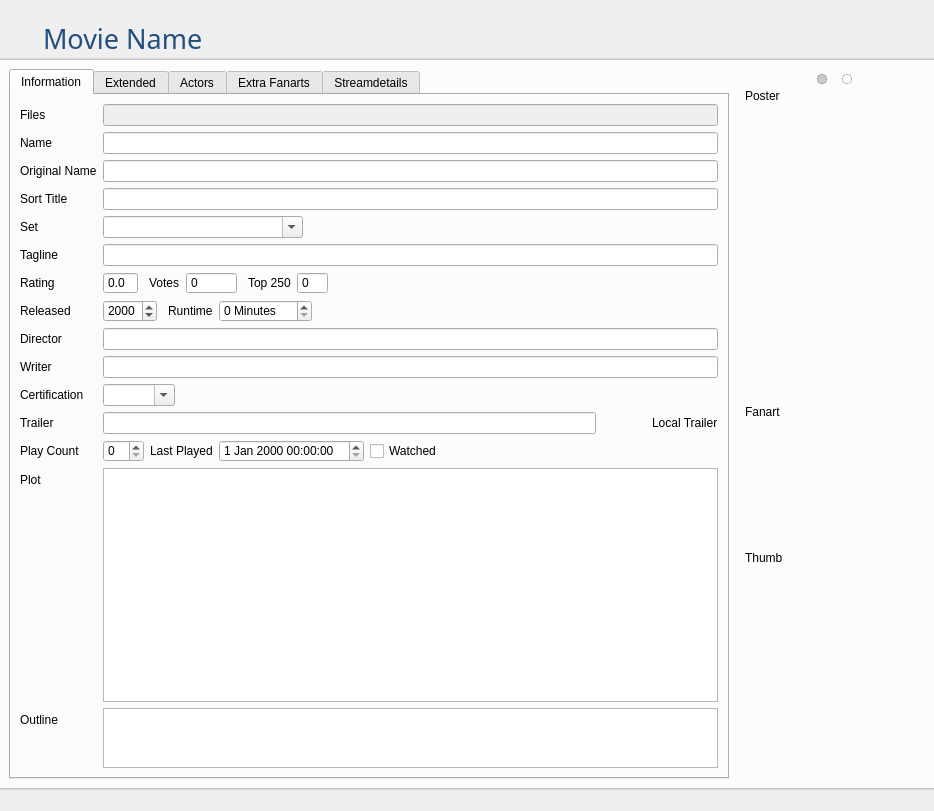
Old version of the form movies/MovieWidget.ui in the repository Komet/MediaElch.
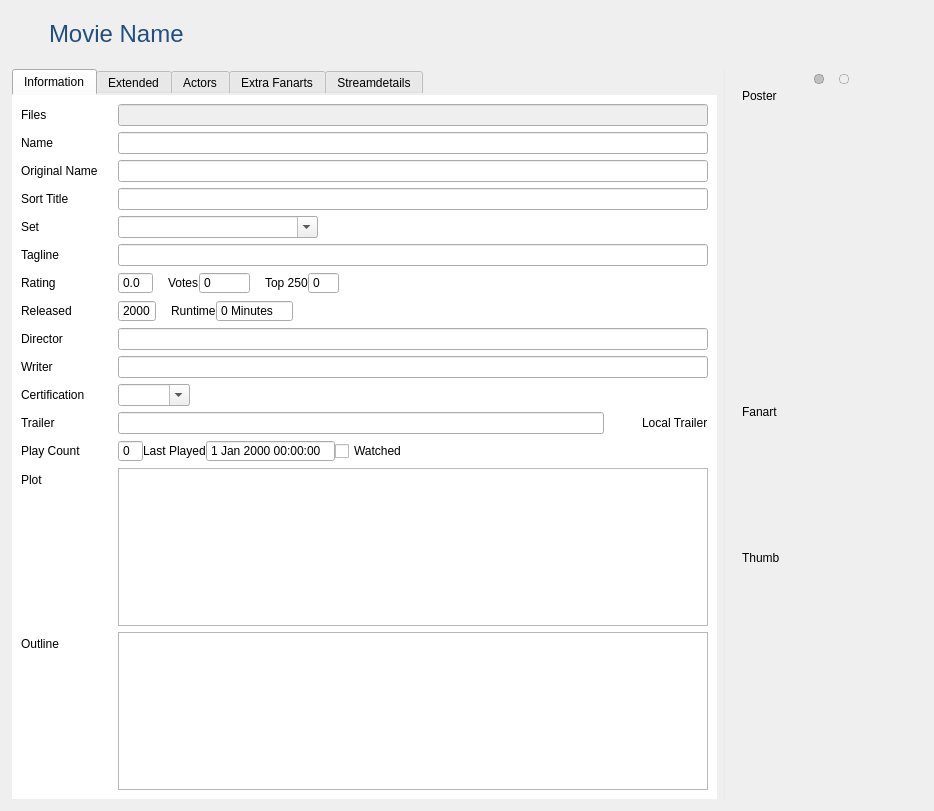
New version of the form. Icons and pictures are not drawn. Custom widgets are drawn as their Qt base class.

Commit message: New base layout (navbar, moviewidget)

Patch:
```diff
--- a/movies/MovieWidget.ui
+++ b/movies/MovieWidget.ui
@@ -13,10 +13,17 @@
   <property name="windowTitle">
    <string>Form</string>
   </property>
-  <layout class="QVBoxLayout" name="verticalLayout" stretch="0,0,1,0">
-   <property name="spacing">
-    <number>0</number>
-   </property>
+  <property name="styleSheet">
+   <string notr="true">#tabWidget {
+	border: 0;
+}
+
+#tab, #tab_2, #tab_3, #tab_4, #tab_5 {
+	background-color: #ffffff;
+}
+</string>
+  </property>
+  <layout class="QVBoxLayout" name="verticalLayout" stretch="0,1">
    <property name="leftMargin">
     <number>0</number>
    </property>
@@ -27,7 +34,7 @@
     <number>0</number>
    </property>
    <property name="bottomMargin">
-    <number>20</number>
+    <number>0</number>
    </property>
    <item>
     <layout class="QHBoxLayout" name="horizontalLayout_10">
@@ -77,8 +84,8 @@
       <widget class="QLabel" name="movieName">
        <property name="font">
         <font>
-         <family>Pathway Gothic One</family>
-         <pointsize>20</pointsize>
+         <family>Helvetica Neue</family>
+         <pointsize>18</pointsize>
         </font>
        </property>
        <property name="styleSheet">
@@ -111,26 +118,6 @@
      </item>
     </layout>
    </item>
-   <item>
-    <widget class="QWidget" name="widget" native="true">
-     <property name="minimumSize">
-      <size>
-       <width>0</width>
-       <height>3</height>
-      </size>
-     </property>
-     <property name="maximumSize">
-      <size>
-       <width>16777215</width>
-       <height>3</height>
-      </size>
-     </property>
-     <property name="styleSheet">
-      <string notr="true">background-color: qlineargradient(spread:pad, x1:1, y1:1, x2:1, y2:0, stop:0 rgba(100, 100, 100, 255), stop:0.2 rgba(100, 100, 100, 50), stop:1 rgba(255, 255, 255, 0));
-</string>
-     </property>
-    </widget>
-   </item>
    <item>
     <layout class="QVBoxLayout" name="verticalLayout_5">
      <property name="topMargin">
@@ -141,14 +128,14 @@
        <property name="styleSheet">
         <string notr="true">QGroupBox {
 	border-radius: 0;
-	background-color: rgba(255, 255, 255, 200);
+	background-color: transparent;
 }
 </string>
        </property>
        <property name="title">
         <string/>
        </property>
-       <layout class="QHBoxLayout" name="horizontalLayout_2" stretch="1,0">
+       <layout class="QHBoxLayout" name="horizontalLayout_2" stretch="1,0,0">
         <item>
          <widget class="QTabWidget" name="tabWidget">
           <property name="currentIndex">
@@ -167,6 +154,9 @@
               <property name="rowWrapPolicy">
                <enum>QFormLayout::DontWrapRows</enum>
               </property>
+              <property name="horizontalSpacing">
+               <number>20</number>
+              </property>
               <item row="0" column="0">
                <widget class="QLabel" name="label">
                 <property name="text">
@@ -313,6 +303,9 @@
                <layout class="QHBoxLayout" name="horizontalLayout_11">
                 <item>
                  <widget class="QSpinBox" name="playcount">
+                  <property name="buttonSymbols">
+                   <enum>QAbstractSpinBox::NoButtons</enum>
+                  </property>
                   <property name="maximum">
                    <number>99</number>
                   </property>
@@ -326,7 +319,11 @@
                  </widget>
                 </item>
                 <item>
-                 <widget class="QDateTimeEdit" name="lastPlayed"/>
+                 <widget class="QDateTimeEdit" name="lastPlayed">
+                  <property name="buttonSymbols">
+                   <enum>QAbstractSpinBox::NoButtons</enum>
+                  </property>
+                 </widget>
                 </item>
                 <item>
                  <widget class="QCheckBox" name="watched">
@@ -430,7 +427,7 @@
                   </property>
                   <property name="sizeHint" stdset="0">
                    <size>
-                    <width>5</width>
+                    <width>15</width>
                     <height>20</height>
                    </size>
                   </property>
@@ -463,7 +460,7 @@
                   </property>
                   <property name="sizeHint" stdset="0">
                    <size>
-                    <width>5</width>
+                    <width>15</width>
                     <height>20</height>
                    </size>
                   </property>
@@ -492,6 +489,9 @@
                <layout class="QHBoxLayout" name="horizontalLayout_4">
                 <item>
                  <widget class="QDateEdit" name="released">
+                  <property name="buttonSymbols">
+                   <enum>QAbstractSpinBox::NoButtons</enum>
+                  </property>
                   <property name="displayFormat">
                    <string>yyyy</string>
                   </property>
@@ -507,7 +507,7 @@
                   </property>
                   <property name="sizeHint" stdset="0">
                    <size>
-                    <width>5</width>
+                    <width>15</width>
                     <height>20</height>
                    </size>
                   </property>
@@ -522,6 +522,9 @@
                 </item>
                 <item>
                  <widget class="QSpinBox" name="runtime">
+                  <property name="buttonSymbols">
+                   <enum>QAbstractSpinBox::NoButtons</enum>
+                  </property>
                   <property name="suffix">
                    <string> Minutes</string>
                   </property>
@@ -540,14 +543,7 @@
                </widget>
               </item>
               <item row="17" column="1">
-               <widget class="QTextEdit" name="outline">
-                <property name="maximumSize">
-                 <size>
-                  <width>16777215</width>
-                  <height>60</height>
-                 </size>
-                </property>
-               </widget>
+               <widget class="QTextEdit" name="outline"/>
               </item>
              </layout>
             </item>
@@ -1000,6 +996,25 @@
           </widget>
          </widget>
         </item>
+        <item>
+         <widget class="Line" name="line">
+          <property name="styleSheet">
+           <string notr="true">color: #ebebeb;</string>
+          </property>
+          <property name="frameShadow">
+           <enum>QFrame::Plain</enum>
+          </property>
+          <property name="lineWidth">
+           <number>1</number>
+          </property>
+          <property name="midLineWidth">
+           <number>0</number>
+          </property>
+          <property name="orientation">
+           <enum>Qt::Vertical</enum>
+          </property>
+         </widget>
+        </item>
         <item>
          <layout class="QVBoxLayout" name="verticalLayout_4" stretch="0,1">
           <property name="spacing">
@@ -1500,26 +1515,6 @@
      </item>
     </layout>
    </item>
-   <item>
-    <widget class="QWidget" name="widget_2" native="true">
-     <property name="minimumSize">
-      <size>
-       <width>0</width>
-       <height>3</height>
-      </size>
-     </property>
-     <property name="maximumSize">
-      <size>
-       <width>16777215</width>
-       <height>3</height>
-      </size>
-     </property>
-     <property name="styleSheet">
-      <string notr="true">background-color: qlineargradient(spread:pad, x1:1, y1:0, x2:1, y2:1, stop:0 rgba(100, 100, 100, 255), stop:0.2 rgba(100, 100, 100, 50), stop:1 rgba(255, 255, 255, 0));
-</string>
-     </property>
-    </widget>
-   </item>
   </layout>
  </widget>
  <customwidgets>
```
Left out of the diff: 68 changed lines with no effect on the pictures. The commit also changes 21 other files.
